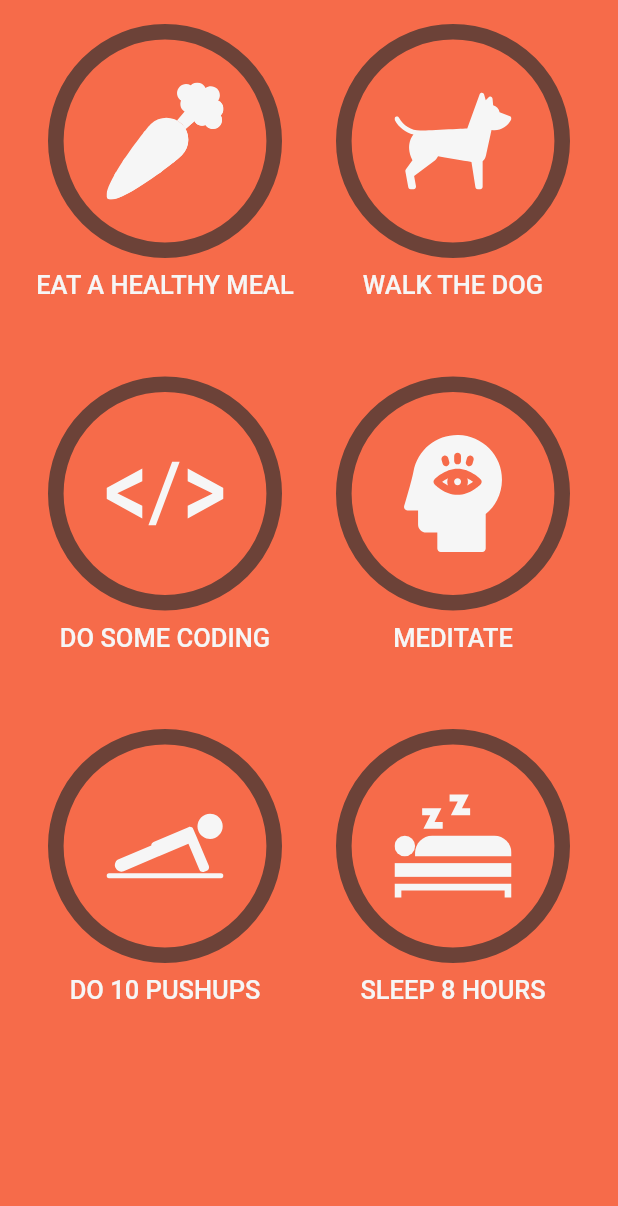
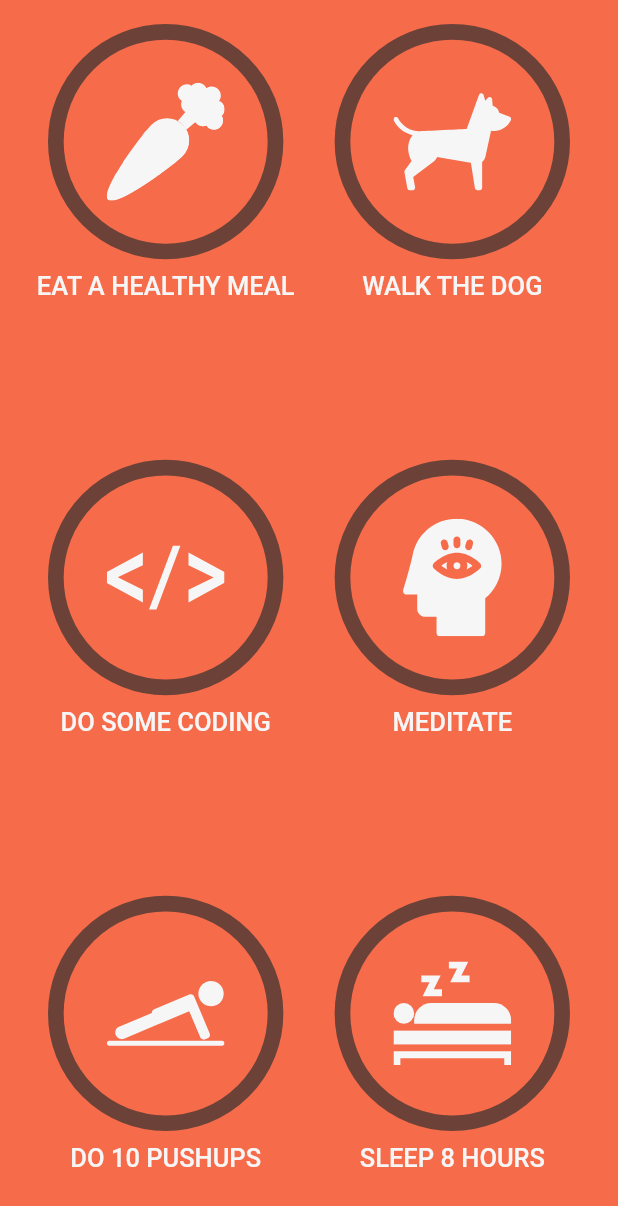
Before and after one commit to his-s/Habbit-Tracker-App-Andera-Animation, a Flutter app: the screen it shows after launch, on a phone screen of 412 x 824 dp. Shown: the top 1206 px of the screen. Run offline on Flutter 3.47's test engine with Material 2 defaults, Android fonts, the phone set to English and light mode, and no system bars; our stand-ins replace flutter_svg; Roboto replaces fonts that are missing (Helvetica Neue).

Commit message:
chapter 5

```diff
--- a/lib/ui/home/home_page.dart
+++ b/lib/ui/home/home_page.dart
@@ -1,19 +1,13 @@
 import 'package:flutter/material.dart';
 import 'package:habit_tracker_flutter/constants/app_assets.dart';
 import 'package:habit_tracker_flutter/models/task_preset.dart';
-import 'package:habit_tracker_flutter/ui/home/task_grid.dart';
-
-import 'package:habit_tracker_flutter/ui/theming/app_theme.dart';
+import 'package:habit_tracker_flutter/ui/home/tasks_grid_page.dart';
 
 class HomePage extends StatelessWidget {
   @override
   Widget build(BuildContext context) {
-    return Scaffold(
-      backgroundColor: AppTheme.of(context).primary,
-      body: Padding(
-        padding: const EdgeInsets.symmetric(horizontal: 24, vertical: 16),
-        child: TaskGrid(
-          presets: const [
+    return TasksGridPage(
+      tasks: [
         TaskPreset(name: 'Eat a Healthy Meal', iconName: AppAssets.carrot),
         TaskPreset(name: 'Walk the Dog', iconName: AppAssets.dog),
         TaskPreset(name: 'Do Some Coding', iconName: AppAssets.html),
@@ -21,8 +15,6 @@ class HomePage extends StatelessWidget {
         TaskPreset(name: 'Do 10 Pushups', iconName: AppAssets.pushups),
         TaskPreset(name: 'Sleep 8 Hours', iconName: AppAssets.rest),
       ],
-        ),
-      ),
     );
   }
 }
--- a/lib/ui/home/task_grid.dart
+++ b/lib/ui/home/task_grid.dart
@@ -16,7 +16,7 @@ class TaskGrid extends StatelessWidget {
         childAspectRatio: 0.8,
       ),
       itemBuilder: (BuildContext context, int index) {
-        return TaskWithName(preset: presets[index]);
+        return TaskWithName(task: presets[index]);
       },
       itemCount: presets.length,
     );
--- /dev/null
+++ b/lib/ui/home/tasks_grid.dart
@@ -0,0 +1,42 @@
+import 'dart:math';
+
+import 'package:flutter/material.dart';
+import 'package:habit_tracker_flutter/models/task_preset.dart';
+import 'package:habit_tracker_flutter/ui/task/task_with_name.dart';
+
+class TasksGrid extends StatelessWidget {
+  const TasksGrid({Key? key, required this.tasks}) : super(key: key);
+  final List<TaskPreset> tasks;
+
+  @override
+  Widget build(BuildContext context) {
+    return LayoutBuilder(
+      builder: (context, constraints) {
+        final crossAxisSpacing = constraints.maxWidth * 0.05;
+        final taskWidth = (constraints.maxWidth - crossAxisSpacing) / 2.0;
+        const aspectRatio = 0.82;
+        final taskHeight = taskWidth / aspectRatio;
+        // Use max(x, 0.1) to prevent layout error when keyword is visible in modal page
+        final mainAxisSpacing =
+            max((constraints.maxHeight - taskHeight * 3) / 2.0, 0.1);
+        final tasksLength = tasks.length;
+        return GridView.builder(
+          physics: NeverScrollableScrollPhysics(),
+          gridDelegate: SliverGridDelegateWithFixedCrossAxisCount(
+            crossAxisCount: 2,
+            crossAxisSpacing: crossAxisSpacing,
+            mainAxisSpacing: mainAxisSpacing,
+            childAspectRatio: aspectRatio,
+          ),
+          itemBuilder: (context, index) {
+            final task = tasks[index];
+            return TaskWithName(
+              task: task,
+            );
+          },
+          itemCount: tasksLength,
+        );
+      },
+    );
+  }
+}
--- /dev/null
+++ b/lib/ui/home/tasks_grid_page.dart
@@ -0,0 +1,36 @@
+import 'package:flutter/material.dart';
+import 'package:habit_tracker_flutter/models/task_preset.dart';
+import 'package:habit_tracker_flutter/ui/home/tasks_grid.dart';
+import 'package:habit_tracker_flutter/ui/theming/app_theme.dart';
+
+class TasksGridPage extends StatelessWidget {
+  const TasksGridPage({Key? key, required this.tasks}) : super(key: key);
+  final List<TaskPreset> tasks;
+
+  @override
+  Widget build(BuildContext context) {
+    return Scaffold(
+      backgroundColor: AppTheme.of(context).primary,
+      body: SafeArea(
+        child: TasksGridContents(
+          tasks: tasks,
+        ),
+      ),
+    );
+  }
+}
+
+class TasksGridContents extends StatelessWidget {
+  const TasksGridContents({Key? key, required this.tasks}) : super(key: key);
+  final List<TaskPreset> tasks;
+
+  @override
+  Widget build(BuildContext context) {
+    return Padding(
+      padding: const EdgeInsets.symmetric(horizontal: 24.0, vertical: 16.0),
+      child: TasksGrid(
+        tasks: tasks,
+      ),
+    );
+  }
+}
--- a/lib/ui/task/animated_task.dart
+++ b/lib/ui/task/animated_task.dart
@@ -7,13 +7,14 @@ import 'package:habit_tracker_flutter/ui/theming/app_theme.dart';
 class AnimatedTask extends StatefulWidget {
   const AnimatedTask({Key? key, required this.iconName}) : super(key: key);
   final String iconName;
+
   @override
   _AnimatedTaskState createState() => _AnimatedTaskState();
 }
 
 class _AnimatedTaskState extends State<AnimatedTask>
     with SingleTickerProviderStateMixin {
-  late AnimationController _animationController;
+  late final AnimationController _animationController;
   late final Animation<double> _curveAnimation;
   bool _showCheckIcon = false;
   @override
@@ -23,42 +24,42 @@ class _AnimatedTaskState extends State<AnimatedTask>
       vsync: this,
       duration: Duration(milliseconds: 750),
     );
-    _animationController.addStatusListener(_checkStatusUpdate);
-    _curveAnimation =
-        _animationController.drive(CurveTween(curve: Curves.easeInOut));
+    _animationController.addStatusListener(_checkStatusUpdates);
+    _curveAnimation = _animationController.drive(
+      CurveTween(curve: Curves.easeInOut),
+    );
   }
 
-  void _checkStatusUpdate(AnimationStatus status) {
+  @override
+  void dispose() {
+    _animationController.removeStatusListener(_checkStatusUpdates);
+    _animationController.dispose();
+    super.dispose();
+  }
+
+  void _checkStatusUpdates(AnimationStatus status) {
     if (status == AnimationStatus.completed) {
       if (mounted) {
-        setState(() {
-          _showCheckIcon = true;
-        });
+        setState(() => _showCheckIcon = true);
       }
       Future.delayed(Duration(seconds: 1), () {
-        if (mounted) setState(() => _showCheckIcon = false);
+        if (mounted) {
+          setState(() => _showCheckIcon = false);
+        }
       });
     }
   }
 
-  @override
-  void dispose() {
-    _animationController.removeStatusListener(_checkStatusUpdate);
-    _animationController.dispose();
-    super.dispose();
-  }
-
   void _handleTapDown(TapDownDetails details) {
-    if (!_animationController.isCompleted) {
+    if (_animationController.status != AnimationStatus.completed) {
       _animationController.forward();
     } else if (!_showCheckIcon) {
-      _animationController.value = 0;
+      _animationController.value = 0.0;
     }
   }
 
   void _handleTapCancel() {
-    if (_animationController.isCompleted) {
-    } else {
+    if (_animationController.status != AnimationStatus.completed) {
       _animationController.reverse();
     }
   }
@@ -67,25 +68,29 @@ class _AnimatedTaskState extends State<AnimatedTask>
   Widget build(BuildContext context) {
     return GestureDetector(
       onTapDown: _handleTapDown,
-      onTapUp: (_) => _handleTapCancel,
+      onTapUp: (_) => _handleTapCancel(),
       onTapCancel: _handleTapCancel,
       child: AnimatedBuilder(
         animation: _curveAnimation,
         builder: (BuildContext context, Widget? child) {
+          final themeData = AppTheme.of(context);
           final progress = _curveAnimation.value;
           final hasCompleted = progress == 1.0;
-          final themeData = AppTheme.of(context);
           final iconColor =
               hasCompleted ? themeData.accentNegative : themeData.taskIcon;
           return Stack(
             children: [
-              TaskCompletionRing(progress: progress),
+              TaskCompletionRing(
+                progress: progress,
+              ),
               Positioned.fill(
-                  child: CenteredSvgIcon(
-                      iconName: hasCompleted && _showCheckIcon
-                          ? AppAssets.check
-                          : widget.iconName,
-                      color: iconColor))
+                child: CenteredSvgIcon(
+                  iconName: hasCompleted && _showCheckIcon
+                      ? AppAssets.check
+                      : widget.iconName,
+                  color: iconColor,
+                ),
+              ),
             ],
           );
         },
--- a/lib/ui/task/task_completion_ring.dart
+++ b/lib/ui/task/task_completion_ring.dart
@@ -4,8 +4,7 @@ import 'package:flutter/material.dart';
 import 'package:habit_tracker_flutter/ui/theming/app_theme.dart';
 
 class TaskCompletionRing extends StatelessWidget {
-  const TaskCompletionRing({Key? key, required this.progress})
-      : super(key: key);
+  const TaskCompletionRing({required this.progress});
   final double progress;
   @override
   Widget build(BuildContext context) {
@@ -15,8 +14,8 @@ class TaskCompletionRing extends StatelessWidget {
       child: CustomPaint(
         painter: RingPainter(
           progress: progress,
+          taskNotCompletedColor: themeData.taskRing,
           taskCompletedColor: themeData.accent,
-          taskNotCompletedColor: themeData.taskRing,
         ),
       ),
     );
@@ -24,37 +23,44 @@ class TaskCompletionRing extends StatelessWidget {
 }
 
 class RingPainter extends CustomPainter {
-  RingPainter(
-      {required this.progress,
-      required this.taskNotCompletedColor,
-      required this.taskCompletedColor});
+  RingPainter({
+    required this.progress,
+    required this.taskNotCompletedColor,
+    required this.taskCompletedColor,
+  });
   final double progress;
   final Color taskNotCompletedColor;
   final Color taskCompletedColor;
 
   @override
   void paint(Canvas canvas, Size size) {
-    final strokeWidth = size.width / 15;
+    final notCompleted = progress < 1.0;
+    final strokeWidth = size.width / 15.0;
     final center = Offset(size.width / 2, size.height / 2);
-    final notCompleted = progress < 1.0;
     final radius =
         notCompleted ? (size.width - strokeWidth) / 2 : size.width / 2;
 
     if (notCompleted) {
       final backgroundPaint = Paint()
+        ..isAntiAlias = true
         ..strokeWidth = strokeWidth
-        ..isAntiAlias = true
         ..color = taskNotCompletedColor
         ..style = PaintingStyle.stroke;
       canvas.drawCircle(center, radius, backgroundPaint);
     }
-    final forgroundPaint = Paint()
+
+    final foregroundPaint = Paint()
+      ..isAntiAlias = true
       ..strokeWidth = strokeWidth
-      ..isAntiAlias = true
       ..color = taskCompletedColor
       ..style = notCompleted ? PaintingStyle.stroke : PaintingStyle.fill;
-    canvas.drawArc(Rect.fromCircle(center: center, radius: radius), -.5 * pi,
-        2 * pi * progress, false, forgroundPaint);
+    canvas.drawArc(
+      Rect.fromCircle(center: center, radius: radius),
+      -pi / 2,
+      2 * pi * progress,
+      false,
+      foregroundPaint,
+    );
   }
 
   @override
--- a/lib/ui/task/task_with_name.dart
+++ b/lib/ui/task/task_with_name.dart
@@ -5,8 +5,9 @@ import 'package:habit_tracker_flutter/ui/task/animated_task.dart';
 import 'package:habit_tracker_flutter/ui/theming/app_theme.dart';
 
 class TaskWithName extends StatelessWidget {
-  const TaskWithName({Key? key, required this.preset}) : super(key: key);
-  final TaskPreset preset;
+  const TaskWithName({Key? key, required this.task}) : super(key: key);
+  final TaskPreset task;
+
   @override
   Widget build(BuildContext context) {
     return Column(
@@ -14,18 +15,22 @@ class TaskWithName extends StatelessWidget {
       children: [
         Padding(
           padding: const EdgeInsets.symmetric(horizontal: 8.0),
-          child: AnimatedTask(iconName: preset.iconName),
+          child: AnimatedTask(
+            iconName: task.iconName,
+          ),
         ),
+        SizedBox(height: 8.0),
         SizedBox(
-          height: 8,
+          height: 39,
+          child: Text(
+            task.name.toUpperCase(),
+            maxLines: 2,
+            textAlign: TextAlign.center,
+            style: TextStyles.taskName.copyWith(
+              color: AppTheme.of(context).accent,
+            ),
+          ),
         ),
-        Text(
-          preset.name.toUpperCase(),
-          style: TextStyles.taskName.copyWith(
-            color: AppTheme.of(context).accent,
-          ),
-          textAlign: TextAlign.center,
-        )
       ],
     );
   }
```
Also changed, not shown: pubspec.yaml (+10 -4 lines), pubspec.lock, 11 other files. Lines whose indentation alone changed are shown as unchanged.
